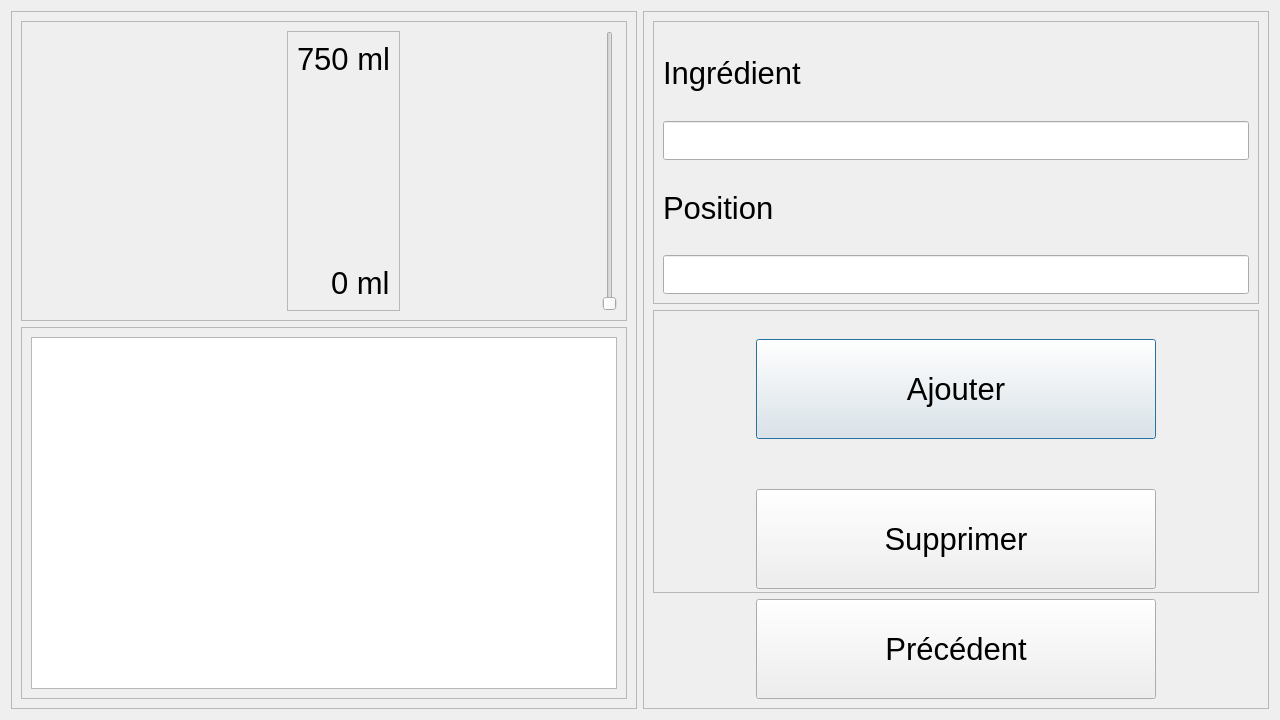
This is Logiciel/pi_controller/HMI2/bouteilles.ui in emilerenaud/BartendUS-GROS4 as Qt 5 draws it before an edit. The edited form follows.
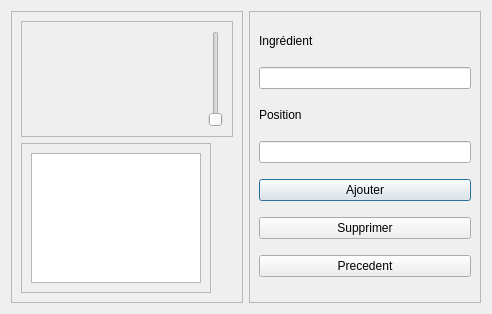
This is the edited form. Icons and pictures are not drawn.

```diff
--- a/Logiciel/pi_controller/HMI2/bouteilles.ui
+++ b/Logiciel/pi_controller/HMI2/bouteilles.ui
@@ -6,22 +6,10 @@
    <rect>
     <x>0</x>
     <y>0</y>
-    <width>1280</width>
-    <height>720</height>
+    <width>492</width>
+    <height>314</height>
    </rect>
   </property>
-  <property name="minimumSize">
-   <size>
-    <width>1280</width>
-    <height>720</height>
-   </size>
-  </property>
-  <property name="maximumSize">
-   <size>
-    <width>3000</width>
-    <height>3000</height>
-   </size>
-  </property>
   <property name="windowTitle">
    <string>Dialog</string>
   </property>
@@ -34,12 +22,6 @@
        <height>0</height>
       </size>
      </property>
-     <property name="maximumSize">
-      <size>
-       <width>1000</width>
-       <height>16777215</height>
-      </size>
-     </property>
      <property name="frameShape">
       <enum>QFrame::StyledPanel</enum>
      </property>
@@ -49,12 +31,6 @@
      <layout class="QVBoxLayout" name="verticalLayout">
       <item>
        <widget class="QFrame" name="frame_4">
-        <property name="maximumSize">
-         <size>
-          <width>16777215</width>
-          <height>300</height>
-         </size>
-        </property>
         <property name="frameShape">
          <enum>QFrame::StyledPanel</enum>
         </property>
@@ -64,66 +40,9 @@
         <layout class="QHBoxLayout" name="horizontalLayout_2">
          <item>
           <widget class="QLabel" name="label">
-           <property name="maximumSize">
-            <size>
-             <width>250</width>
-             <height>800</height>
-            </size>
-           </property>
-           <property name="styleSheet">
-            <string notr="true"/>
-           </property>
            <property name="text">
-            <string/>
+            <string>&lt;html&gt;&lt;head/&gt;&lt;body&gt;&lt;p align=&quot;center&quot;&gt;&lt;img src=&quot;:/alcool/icône-ou-logo-de-la-meilleure-qualité-d-alcool-dans-ligne-style-102955105.jpg&quot;/&gt;&lt;/p&gt;&lt;/body&gt;&lt;/html&gt;</string>
            </property>
-           <property name="pixmap">
-            <pixmap>bouteille_tony_avec_texte_v3.png</pixmap>
-           </property>
-           <property name="scaledContents">
-            <bool>true</bool>
-           </property>
-          </widget>
-         </item>
-         <item alignment="Qt::AlignLeft">
-          <widget class="QFrame" name="frame_7">
-           <property name="maximumSize">
-            <size>
-             <width>180</width>
-             <height>16777215</height>
-            </size>
-           </property>
-           <property name="frameShape">
-            <enum>QFrame::StyledPanel</enum>
-           </property>
-           <property name="frameShadow">
-            <enum>QFrame::Raised</enum>
-           </property>
-           <layout class="QVBoxLayout" name="verticalLayout_6">
-            <item alignment="Qt::AlignRight|Qt::AlignTop">
-             <widget class="QLabel" name="label_4">
-              <property name="font">
-               <font>
-                <pointsize>23</pointsize>
-               </font>
-              </property>
-              <property name="text">
-               <string>750 ml</string>
-              </property>
-             </widget>
-            </item>
-            <item alignment="Qt::AlignRight|Qt::AlignBottom">
-             <widget class="QLabel" name="label_5">
-              <property name="font">
-               <font>
-                <pointsize>23</pointsize>
-               </font>
-              </property>
-              <property name="text">
-               <string>0 ml</string>
-              </property>
-             </widget>
-            </item>
-           </layout>
           </widget>
          </item>
          <item>
@@ -138,16 +57,10 @@
       </item>
       <item>
        <widget class="QFrame" name="frame_3">
-        <property name="minimumSize">
-         <size>
-          <width>0</width>
-          <height>0</height>
-         </size>
-        </property>
         <property name="maximumSize">
          <size>
-          <width>10000</width>
-          <height>10000</height>
+          <width>190</width>
+          <height>150</height>
          </size>
         </property>
         <property name="frameShape">
@@ -156,26 +69,15 @@
         <property name="frameShadow">
          <enum>QFrame::Raised</enum>
         </property>
-        <layout class="QVBoxLayout" name="verticalLayout_3">
-         <item>
+        <layout class="QGridLayout" name="gridLayout">
+         <item row="0" column="0">
           <widget class="QListWidget" name="liste_bouteilles">
-           <property name="minimumSize">
-            <size>
-             <width>100</width>
-             <height>100</height>
-            </size>
-           </property>
            <property name="maximumSize">
             <size>
              <width>16777215</width>
-             <height>600</height>
+             <height>200</height>
             </size>
            </property>
-           <property name="font">
-            <font>
-             <pointsize>20</pointsize>
-            </font>
-           </property>
           </widget>
          </item>
         </layout>
@@ -194,152 +96,67 @@
      </property>
      <layout class="QVBoxLayout" name="verticalLayout_2">
       <item>
-       <widget class="QFrame" name="frame_6">
+       <widget class="QLabel" name="label_3">
         <property name="maximumSize">
          <size>
           <width>16777215</width>
-          <height>450</height>
+          <height>20</height>
          </size>
         </property>
-        <property name="frameShape">
-         <enum>QFrame::StyledPanel</enum>
+        <property name="text">
+         <string>Ingrédient</string>
         </property>
-        <property name="frameShadow">
-         <enum>QFrame::Raised</enum>
-        </property>
-        <layout class="QVBoxLayout" name="verticalLayout_4">
-         <item>
-          <widget class="QLabel" name="label_2">
-           <property name="font">
-            <font>
-             <pointsize>23</pointsize>
-            </font>
-           </property>
-           <property name="text">
-            <string>Ingrédient</string>
-           </property>
-          </widget>
-         </item>
-         <item>
-          <widget class="QLineEdit" name="ingredient_ligne">
-           <property name="font">
-            <font>
-             <pointsize>20</pointsize>
-            </font>
-           </property>
-          </widget>
-         </item>
-         <item>
-          <widget class="QLabel" name="label_3">
-           <property name="font">
-            <font>
-             <pointsize>23</pointsize>
-            </font>
-           </property>
-           <property name="text">
-            <string>Position</string>
-           </property>
-          </widget>
-         </item>
-         <item>
-          <widget class="QLineEdit" name="position_ingredient_ligne">
-           <property name="font">
-            <font>
-             <pointsize>20</pointsize>
-            </font>
-           </property>
-          </widget>
-         </item>
-        </layout>
        </widget>
       </item>
       <item>
-       <widget class="QFrame" name="frame_5">
+       <widget class="QLineEdit" name="ingredient_ligne"/>
+      </item>
+      <item>
+       <widget class="QLabel" name="label_2">
         <property name="maximumSize">
          <size>
           <width>16777215</width>
-          <height>300</height>
+          <height>20</height>
          </size>
         </property>
-        <property name="frameShape">
-         <enum>QFrame::StyledPanel</enum>
+        <property name="text">
+         <string>Position</string>
         </property>
-        <property name="frameShadow">
-         <enum>QFrame::Raised</enum>
+       </widget>
+      </item>
+      <item>
+       <widget class="QLineEdit" name="position_ingredient_ligne"/>
+      </item>
+      <item>
+       <widget class="QPushButton" name="ajouter">
+        <property name="maximumSize">
+         <size>
+          <width>1000</width>
+          <height>16777215</height>
+         </size>
         </property>
-        <layout class="QVBoxLayout" name="verticalLayout_5">
-         <item alignment="Qt::AlignHCenter">
-          <widget class="QPushButton" name="ajouter">
-           <property name="minimumSize">
-            <size>
-             <width>400</width>
-             <height>100</height>
-            </size>
-           </property>
-           <property name="maximumSize">
-            <size>
-             <width>400</width>
-             <height>100</height>
-            </size>
-           </property>
-           <property name="font">
-            <font>
-             <pointsize>23</pointsize>
-            </font>
-           </property>
-           <property name="text">
-            <string>Ajouter</string>
-           </property>
-          </widget>
-         </item>
-         <item alignment="Qt::AlignHCenter">
-          <widget class="QPushButton" name="supprimer">
-           <property name="minimumSize">
-            <size>
-             <width>400</width>
-             <height>100</height>
-            </size>
-           </property>
-           <property name="maximumSize">
-            <size>
-             <width>400</width>
-             <height>50</height>
-            </size>
-           </property>
-           <property name="font">
-            <font>
-             <pointsize>23</pointsize>
-            </font>
-           </property>
-           <property name="text">
-            <string>Supprimer</string>
-           </property>
-          </widget>
-         </item>
-        </layout>
+        <property name="text">
+         <string>Ajouter</string>
+        </property>
        </widget>
       </item>
-      <item alignment="Qt::AlignHCenter">
+      <item>
+       <widget class="QPushButton" name="supprimer">
+        <property name="maximumSize">
+         <size>
+          <width>1000</width>
+          <height>16777215</height>
+         </size>
+        </property>
+        <property name="text">
+         <string>Supprimer</string>
+        </property>
+       </widget>
+      </item>
+      <item>
        <widget class="QPushButton" name="precedent">
-        <property name="minimumSize">
-         <size>
-          <width>400</width>
-          <height>100</height>
-         </size>
-        </property>
-        <property name="maximumSize">
-         <size>
-          <width>400</width>
-          <height>100</height>
-         </size>
-        </property>
-        <property name="font">
-         <font>
-          <pointsize>23</pointsize>
-         </font>
-        </property>
         <property name="text">
-         <string>Précédent</string>
+         <string>Precedent</string>
         </property>
        </widget>
       </item>
```
